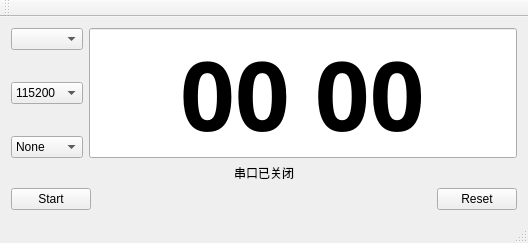
DaQuiTree/ComRay, file mainwindow.ui: the form before one commit.
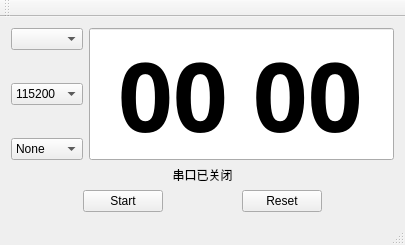
The form after the commit.

Patch:
```diff
--- a/mainwindow.ui
+++ b/mainwindow.ui
@@ -6,8 +6,8 @@
    <rect>
     <x>0</x>
     <y>0</y>
-    <width>528</width>
-    <height>243</height>
+    <width>405</width>
+    <height>245</height>
    </rect>
   </property>
   <property name="sizePolicy">
@@ -19,22 +19,22 @@
   <property name="minimumSize">
    <size>
     <width>405</width>
-    <height>234</height>
+    <height>245</height>
    </size>
   </property>
   <property name="maximumSize">
    <size>
-    <width>582</width>
-    <height>243</height>
+    <width>405</width>
+    <height>245</height>
    </size>
   </property>
   <property name="windowTitle">
    <string>计步器检测工具</string>
   </property>
   <widget class="QWidget" name="centralWidget">
-   <layout class="QGridLayout" name="gridLayout">
+   <layout class="QGridLayout" name="gridLayout_2">
     <item row="0" column="0">
-     <layout class="QVBoxLayout" name="verticalLayout_2">
+     <layout class="QVBoxLayout" name="verticalLayout_3">
       <item>
        <layout class="QHBoxLayout" name="horizontalLayout_2">
         <item>
@@ -166,6 +166,8 @@
        </layout>
       </item>
       <item>
+       <layout class="QVBoxLayout" name="verticalLayout_2">
+        <item>
        <widget class="QLabel" name="label_PortStatus">
         <property name="text">
          <string>串口已关闭</string>
@@ -176,15 +178,28 @@
        </widget>
       </item>
       <item>
-       <layout class="QHBoxLayout" name="horizontalLayout">
-        <item>
+         <layout class="QGridLayout" name="gridLayout">
+          <item row="0" column="0">
+           <spacer name="horizontalSpacer_3">
+            <property name="orientation">
+             <enum>Qt::Horizontal</enum>
+            </property>
+            <property name="sizeHint" stdset="0">
+             <size>
+              <width>40</width>
+              <height>20</height>
+             </size>
+            </property>
+           </spacer>
+          </item>
+          <item row="0" column="1">
          <widget class="QPushButton" name="pButton_Start">
           <property name="text">
            <string>Start</string>
           </property>
          </widget>
         </item>
-        <item>
+          <item row="0" column="2">
          <spacer name="horizontalSpacer">
           <property name="orientation">
            <enum>Qt::Horizontal</enum>
@@ -197,24 +212,33 @@
           </property>
          </spacer>
         </item>
-        <item>
+          <item row="0" column="3">
          <widget class="QPushButton" name="pButton_Reset">
           <property name="text">
            <string>Reset</string>
           </property>
          </widget>
         </item>
+          <item row="0" column="4">
+           <spacer name="horizontalSpacer_2">
+            <property name="orientation">
+             <enum>Qt::Horizontal</enum>
+            </property>
+            <property name="sizeHint" stdset="0">
+             <size>
+              <width>40</width>
+              <height>20</height>
+             </size>
+            </property>
+           </spacer>
+          </item>
        </layout>
       </item>
      </layout>
     </item>
    </layout>
-   <zorder>layoutWidget</zorder>
-   <zorder>layoutWidget</zorder>
-   <zorder>lineEdit_Cnt</zorder>
-   <zorder>comboBox_Parity</zorder>
-   <zorder>verticalSpacer_2</zorder>
-   <zorder>verticalSpacer_3</zorder>
+    </item>
+   </layout>
    <zorder></zorder>
    <zorder></zorder>
   </widget>
```
Left out of the diff: 5 changed lines with no effect on the pictures. Lines whose indentation alone changed are shown as unchanged.
